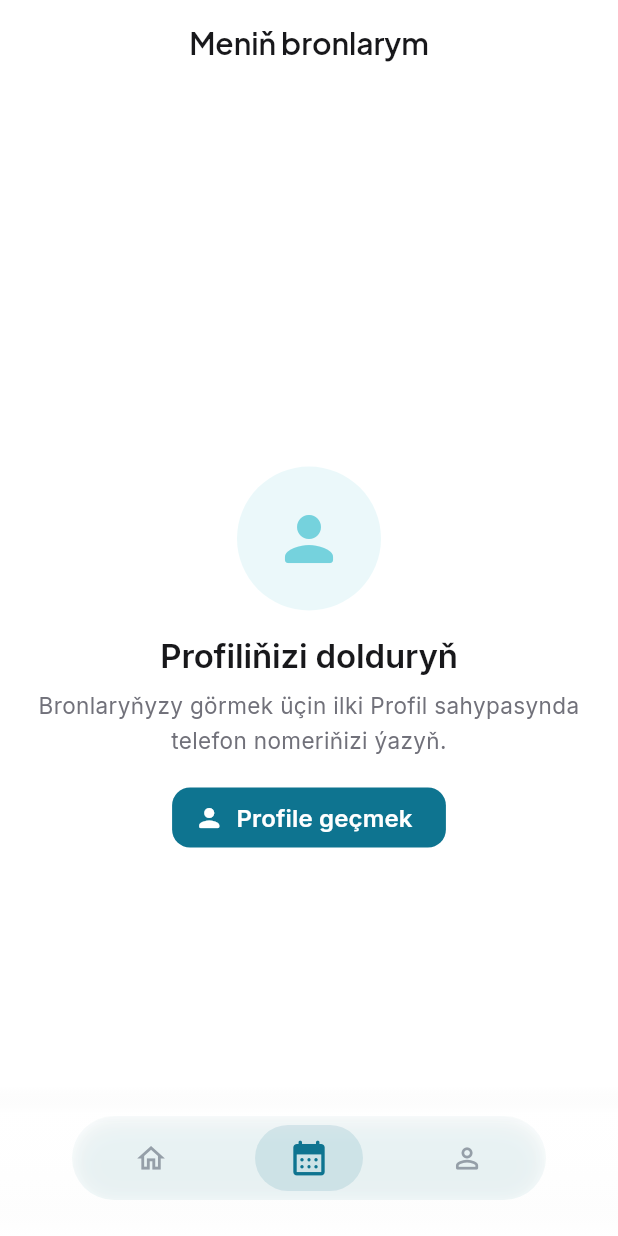
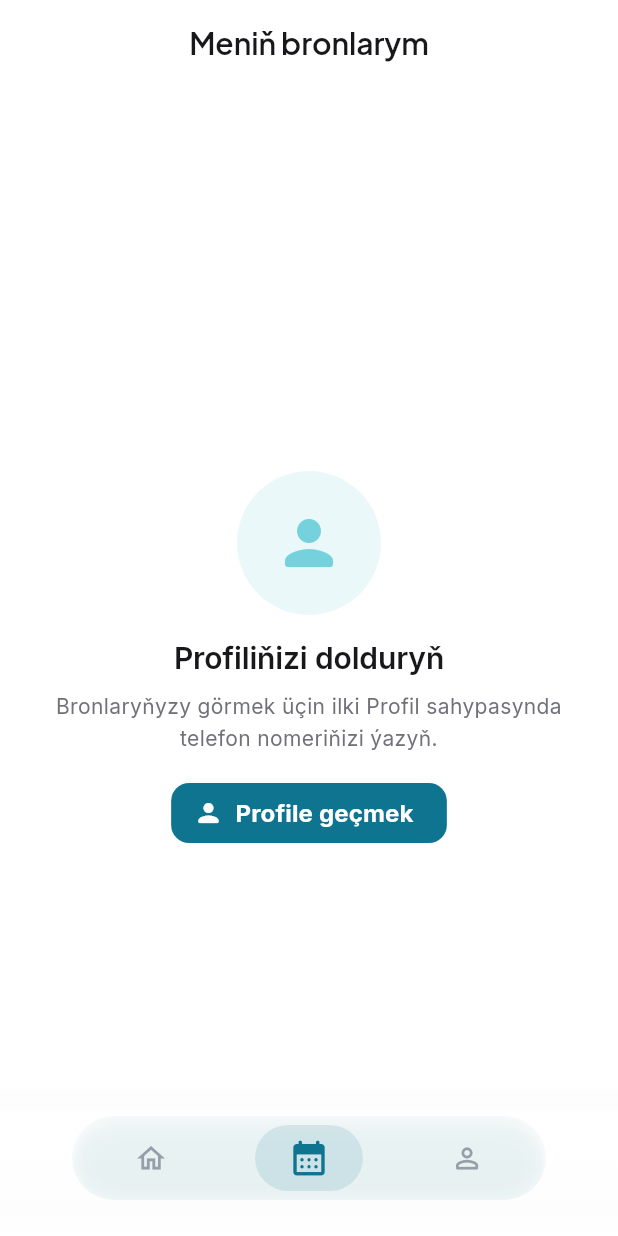
Before and after one commit to pllp070809-max/Parla, a Flutter app: the screen it shows after launch, item 2 of the bottom bar chosen, on a phone screen of 412 x 824 dp. Run offline on Flutter 3.47's test engine with Material 3 defaults, Android fonts, the phone set to English and light mode, and no system bars; our stand-ins replace flutter_map, flutter_riverpod, geolocator, google_fonts, latlong2, shared_preferences.

Commit message:
10.0426, 21:00
Made-with: Cursor

# Conflicts:
#	parla_app/lib/screens/salon_detail_screen.dart

```diff
--- a/parla_app/lib/theme.dart
+++ b/parla_app/lib/theme.dart
@@ -167,8 +167,8 @@ ThemeData buildParlaTheme() {
       height: 1.22,
     ),
     headlineMedium: GoogleFonts.plusJakartaSans(
-      fontSize: 22,
-      fontWeight: FontWeight.w600,
+      fontSize: 24,
+      fontWeight: FontWeight.w700,
       color: kTextPrimary,
       letterSpacing: -0.1,
       height: 1.24,
@@ -182,21 +182,21 @@ ThemeData buildParlaTheme() {
     ),
     // H3 — Subsection (Roobert, 18-22)
     titleLarge: GoogleFonts.inter(
-      fontSize: 22,
+      fontSize: 20,
       fontWeight: FontWeight.w600,
       color: kTextPrimary,
       height: 1.28,
       letterSpacing: -0.1,
     ),
     titleMedium: GoogleFonts.inter(
-      fontSize: 20,
-      fontWeight: FontWeight.w600,
+      fontSize: 16,
+      fontWeight: FontWeight.w500,
       color: kTextPrimary,
       height: 1.3,
       letterSpacing: -0.05,
     ),
     titleSmall: GoogleFonts.inter(
-      fontSize: 18,
+      fontSize: 14,
       fontWeight: FontWeight.w500,
       color: kTextPrimary,
       height: 1.33,
@@ -209,7 +209,7 @@ ThemeData buildParlaTheme() {
       height: 1.5,
     ),
     bodyMedium: GoogleFonts.inter(
-      fontSize: 15,
+      fontSize: 14,
       fontWeight: FontWeight.w400,
       color: kTextSecondary,
       height: 1.5,
@@ -223,7 +223,7 @@ ThemeData buildParlaTheme() {
     // Buttons / labels
     labelLarge: GoogleFonts.inter(
       fontSize: 16,
-      fontWeight: FontWeight.w600,
+      fontWeight: FontWeight.w700,
       color: kTextPrimary,
       height: 1.25,
       letterSpacing: 0.1,
```
